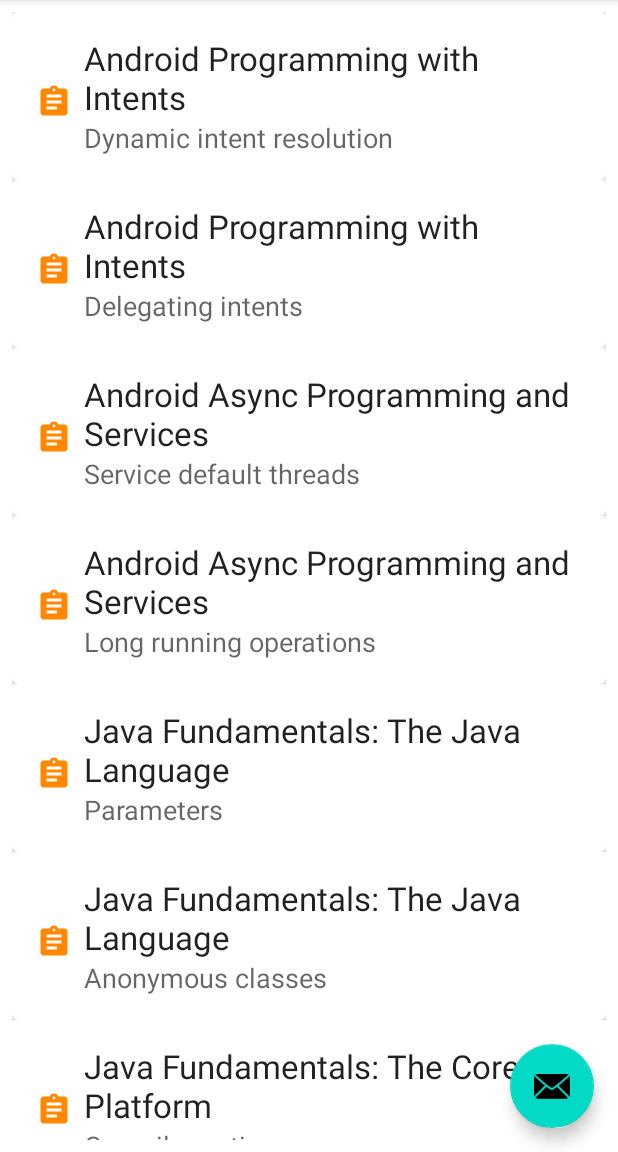
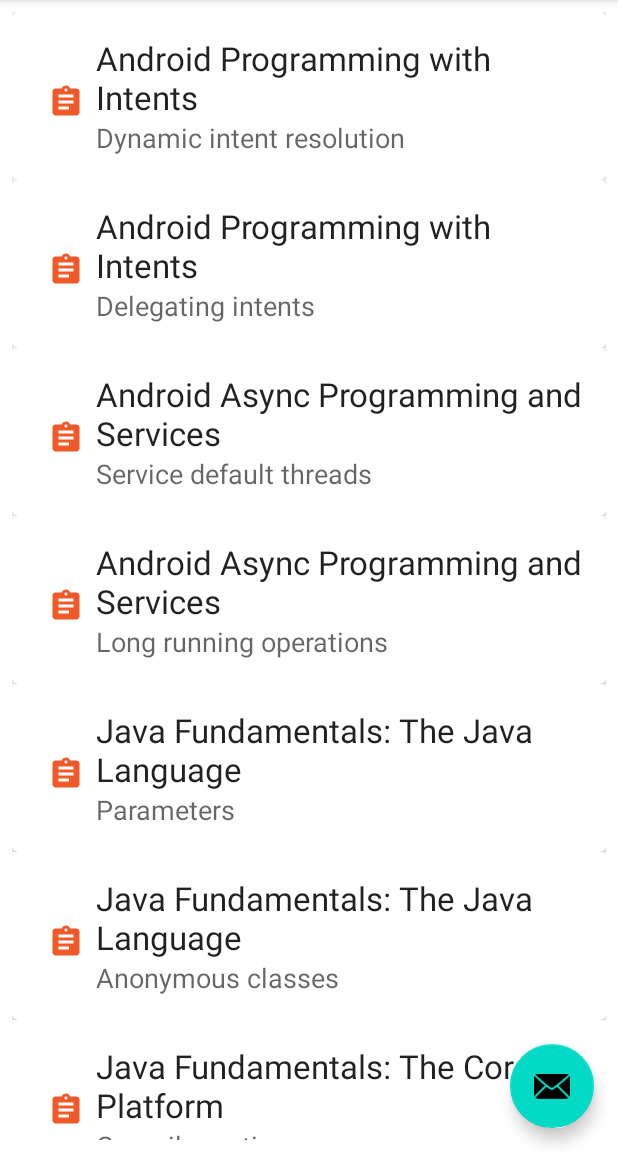
Before and after one commit to ldecorps/NoteKeeper, an Android app: the screen it shows after launch (MainActivity), on a phone screen of 412 x 824 dp, the part 84-1236 px from its top. Run offline under Robolectric (Android 15) with nearby library versions, the phone set to English and light mode, and no system bars.

Commit message:
Using Drawable and Values Resources
Working with Values Resources

```diff
--- a/app/src/main/java/com/example/notekeeper/MainActivity.java
+++ b/app/src/main/java/com/example/notekeeper/MainActivity.java
@@ -69,7 +69,8 @@ public class MainActivity extends AppCompatActivity  implements NavigationView.O
     private void initializeDisplayContent() {
         mRecyclerItems = (RecyclerView) findViewById(R.id.list_items);
         mNotesLayoutManager = new LinearLayoutManager(this);
-        mCoursesLayoutManager = new GridLayoutManager(this, 2);
+        mCoursesLayoutManager = new GridLayoutManager(this,
+                getResources().getInteger(R.integer.course_grid_span));
 
         List<NoteInfo> notes = DataManager.getInstance().getNotes();
         mNoteRecyclerAdapter = new NoteRecyclerAdapter(this, notes);
--- a/app/src/main/res/layout/item_course_list.xml
+++ b/app/src/main/res/layout/item_course_list.xml
@@ -42,7 +42,7 @@
                 app:layout_constraintStart_toStartOf="parent"
                 app:layout_constraintTop_toBottomOf="@+id/text_course"
                 app:srcCompat="@drawable/ic_menu_slideshow"
-                app:tint="@android:color/holo_orange_dark" />
+                app:tint="@color/pluralsight_orange" />
 
         </androidx.constraintlayout.widget.ConstraintLayout>
     </androidx.cardview.widget.CardView>
--- a/app/src/main/res/layout/item_note_list.xml
+++ b/app/src/main/res/layout/item_note_list.xml
@@ -24,9 +24,10 @@
                 android:layout_marginStart="8dp"
                 android:layout_marginTop="8dp"
                 app:layout_constraintBottom_toBottomOf="parent"
+                app:layout_constraintStart_toStartOf="parent"
                 app:layout_constraintTop_toTopOf="parent"
                 app:srcCompat="@drawable/ic_baseline_assignment_24"
-                app:tint="@android:color/holo_orange_dark" />
+                app:tint="@color/pluralsight_orange" />
 
             <TextView
                 android:id="@+id/text_course"
--- a/app/src/main/res/values/colors.xml
+++ b/app/src/main/res/values/colors.xml
@@ -7,4 +7,6 @@
     <color name="teal_700">#FF018786</color>
     <color name="black">#FF000000</color>
     <color name="white">#FFFFFFFF</color>
+    <color name="pluralsight_orange">#F05A28</color>
+
 </resources>
--- /dev/null
+++ b/app/src/main/res/values/ui_constants.xml
@@ -0,0 +1,4 @@
+<?xml version="1.0" encoding="utf-8"?>
+<resources>
+    <integer name="course_grid_span">2</integer>
+</resources>
```
